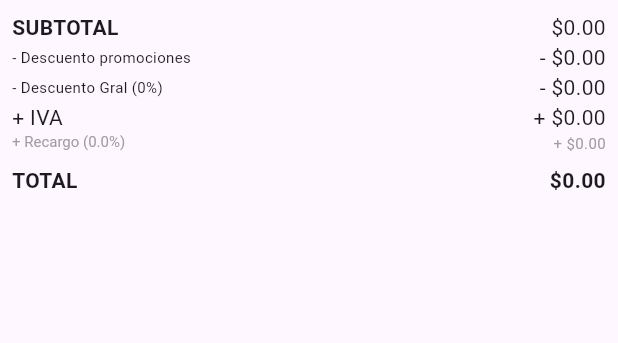
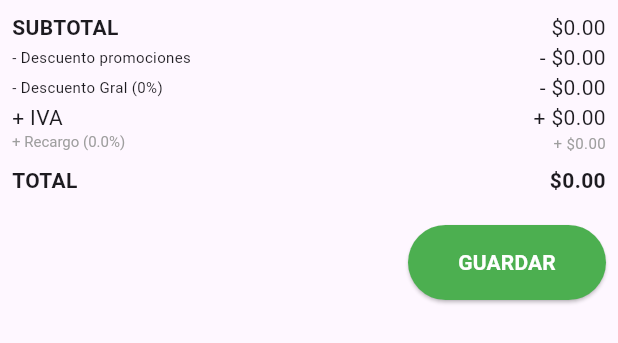
Before and after one commit to Alan-Finzi/facturado_off, a Flutter app: the ResumenTabla widget shown alone on an empty page, opened directly, on a phone screen of 412 x 824 dp. Shown: the top 343 px of the screen. Run offline on Flutter 3.47's test engine with Material 3 defaults, Android fonts, the phone set to English and light mode, and no system bars; our stand-ins replace bloc, bottom_navy_bar, cached_network_image, connectivity_plus, diacritic, dropdown_search and 7 more; missing offline and left inert: flutter_barcode_scanner; accounts and stored records are empty; Roboto replaces fonts that are missing (ubuntuRegular).

Commit message:
Reorganización de la interfaz: trasladado botón Guardar al resumen de venta

```diff
--- a/lib/pages/page_nueva_venta.dart
+++ b/lib/pages/page_nueva_venta.dart
@@ -40,6 +40,12 @@ class _VentaMainPageState extends State<VentaMainPage> {
         onBackPressed: () {
           // Volver a la página anterior al presionar el botón
           _navigateToPage(0);
+        },
+        onGuardarPressed: () {
+          // Lógica que se ejecutará cuando se presione el botón guardar en el resumen
+          // Este método estará implementado en la clase FormaCobroPage
+          // y ejecutará el método _guardarVentaConEnvio()
+          // No necesitamos implementar nada aquí
         },
       ),
     ];
--- a/lib/widget/resumen_widget.dart
+++ b/lib/widget/resumen_widget.dart
@@ -6,6 +6,7 @@ import 'dart:async';
 import 'dart:math';
 import '../bloc/cubit_payment_methods/payment_methods_cubit.dart';
 import '../bloc/cubit_productos/productos_cubit.dart';
+import '../pages/page_forma_cobro.dart';
 
 
 class ResumenTabla extends StatefulWidget {
@@ -360,6 +361,46 @@ class _ResumenTablaState extends State<ResumenTabla> {
                             Text('\$${totalFinal.toStringAsFixed(2)}', textAlign: TextAlign.right, style: const TextStyle(fontWeight: FontWeight.bold)),
                         ],
                     ),
+                    // Agregar el botón Guardar
+                    TableRow(
+                        children: [
+                            SizedBox(height: 20), // Espacio para separar
+                            SizedBox(height: 20),
+                        ],
+                    ),
+                    TableRow(
+                        children: [
+                            Container(), // Celda vacía a la izquierda
+                            Container(
+                                alignment: Alignment.centerRight,
+                                child: ElevatedButton(
+                                    onPressed: () {
+                                        // Buscamos la instancia del estado de FormaCobroPage
+                                        final formaCobroState = context.findAncestorStateOfType<_FormaCobroPageState>();
+                                        if (formaCobroState != null) {
+                                            // Llamamos directamente al método _guardarVentaConEnvio
+                                            formaCobroState._guardarVentaConEnvio();
+                                        } else {
+                                            ScaffoldMessenger.of(context).showSnackBar(
+                                                const SnackBar(content: Text('No se pudo guardar la venta. Intente nuevamente.'))
+                                            );
+                                        }
+                                    },
+                                    style: ElevatedButton.styleFrom(
+                                        backgroundColor: Colors.green,
+                                        minimumSize: Size(150, 50),
+                                    ),
+                                    child: const Text(
+                                        'GUARDAR',
+                                        style: TextStyle(
+                                            color: Colors.white,
+                                            fontWeight: FontWeight.bold,
+                                        ),
+                                    ),
+                                ),
+                            ),
+                        ],
+                    ),
                 ],
             ),
         );
```
Also changed, not shown: lib/pages/page_forma_cobro.dart (+9 -17 lines).
